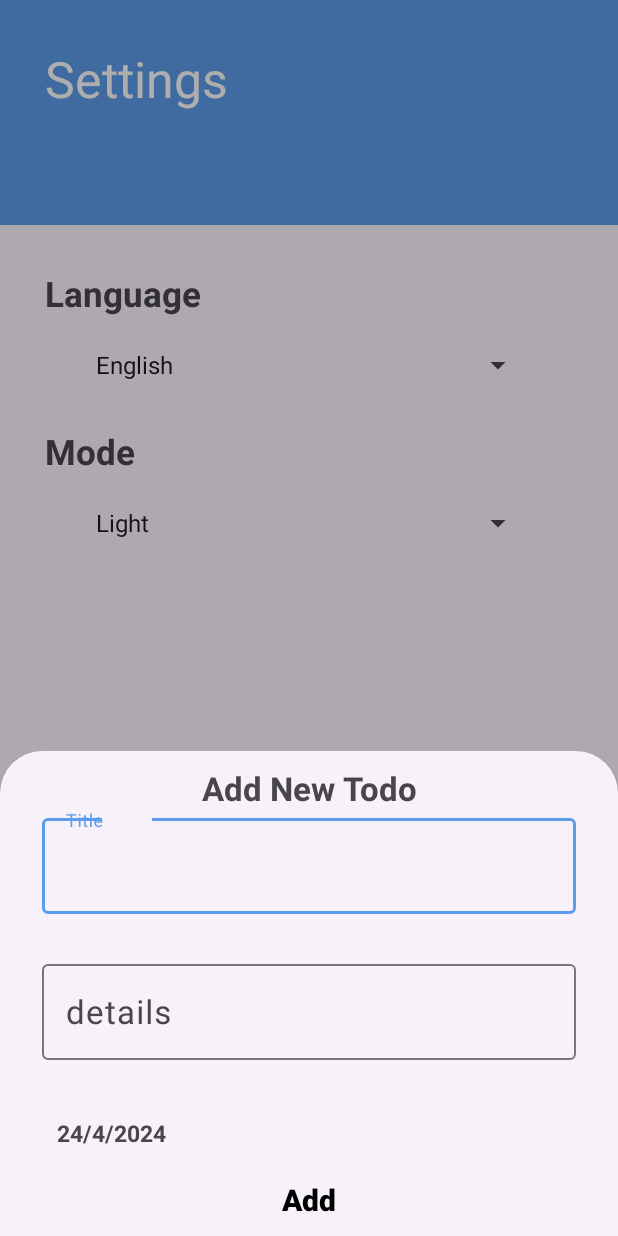
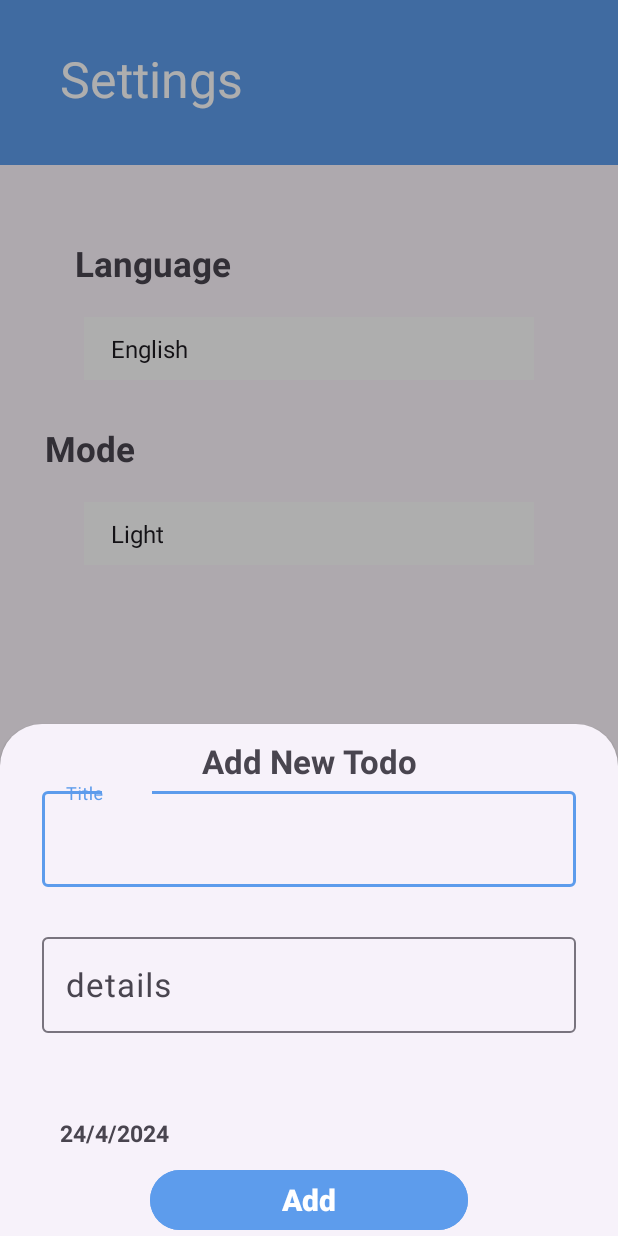
Before and after one commit to HendSayed25/ToDo_App, an Android app: the fragment AddToDoButtonSheet placed in its activity, item 2 of the bottom bar chosen, on a phone screen of 412 x 824 dp. Run offline under Robolectric (Android 15) with nearby library versions, the phone set to English and light mode, and no system bars; our stand-ins replace Room's generated code; libraries missing offline, so code that uses them is left out: com.prolificinteractive.materialcalendarview, com.zerobranch.layout; 3 statements that could not run were skipped.

Commit message:
1-Add some Styles...

```diff
--- a/app/src/main/AndroidManifest.xml
+++ b/app/src/main/AndroidManifest.xml
@@ -10,7 +10,7 @@
         android:label="@string/app_name"
         android:roundIcon="@mipmap/ic_launcher_round"
         android:supportsRtl="true"
-        android:theme="@style/Theme.ToDo_App"
+        android:theme="@style/Base.Theme.ToDo_App"
         tools:targetApi="31">
 
         <activity
@@ -24,7 +24,6 @@
             android:exported="true">
             <intent-filter>
                 <action android:name="android.intent.action.MAIN" />
-
                 <category android:name="android.intent.category.LAUNCHER" />
             </intent-filter>
         </activity>
@@ -32,6 +31,4 @@
 
     </application>
 
-
-
 </manifest>
--- a/app/src/main/java/com/example/todoapp/HomeActivity.kt
+++ b/app/src/main/java/com/example/todoapp/HomeActivity.kt
@@ -23,6 +23,7 @@ class HomeActivity : AppCompatActivity() {
     private lateinit var addButton:FloatingActionButton
     var todoListFragment=ListFragment()
     var todoSettingFragment=SettingFragment()
+
 
 
     override fun onCreate(savedInstanceState: Bundle?) {
--- a/app/src/main/java/com/example/todoapp/splash_screen.kt
+++ b/app/src/main/java/com/example/todoapp/splash_screen.kt
@@ -6,7 +6,8 @@ import android.os.Handler
 import android.os.Looper
 import androidx.appcompat.app.AppCompatActivity
 
-class splash_screen:AppCompatActivity() {
+
+class splash_screen: AppCompatActivity() {
     override fun onCreate(savedInstanceState: Bundle?) {
         super.onCreate(savedInstanceState)
         setContentView(R.layout.splash_screen)
--- a/app/src/main/res/drawable/ic_add_task_foreground.xml
+++ b/app/src/main/res/drawable/ic_add_task_foreground.xml
@@ -1,13 +1,13 @@
 <vector xmlns:android="http://schemas.android.com/apk/res/android"
     android:width="110dp"
     android:height="105dp"
-    android:viewportWidth="23"
-    android:viewportHeight="23"
+    android:viewportWidth="25"
+    android:viewportHeight="25"
     android:tint="#000000">
-  <group android:scaleX="0.58"
-      android:scaleY="0.58"
-      android:translateX="5.04"
-      android:translateY="5.04">
+  <group android:scaleX="0.59"
+      android:scaleY="0.59"
+      android:translateX="5.05"
+      android:translateY="5.05">
     <path
         android:fillColor="@android:color/white"
         android:pathData="M13,7h-2v4L7,11v2h4v4h2v-4h4v-2h-4L13,7zM12,2C6.48,2 2,6.48 2,12s4.48,10 10,10 10,-4.48 10,-10S17.52,2 12,2zM12,20c-4.41,0 -8,-3.59 -8,-8s3.59,-8 8,-8 8,3.59 8,8 -3.59,8 -8,8z"/>
--- a/app/src/main/res/layout/add_todo.xml
+++ b/app/src/main/res/layout/add_todo.xml
@@ -3,7 +3,8 @@
     xmlns:android="http://schemas.android.com/apk/res/android"
     android:layout_width="match_parent"
     android:layout_height="match_parent"
-    xmlns:app="http://schemas.android.com/apk/res-auto">
+    xmlns:app="http://schemas.android.com/apk/res-auto"
+    >
 
 
     <TextView
@@ -67,10 +68,10 @@
         app:layout_constraintTop_toBottomOf="@id/details_layout"
         app:layout_constraintStart_toStartOf="parent"
         app:layout_constraintEnd_toEndOf="parent"
-        android:layout_marginTop="10dp"
+        android:layout_margin="28dp"
         android:text="@string/choosedate"
         android:textSize="15dp"
-        android:paddingLeft="38dp"
+        android:paddingLeft="12dp"
         android:textStyle="bold"
         />
 
@@ -81,11 +82,15 @@
         app:layout_constraintStart_toStartOf="parent"
         app:layout_constraintEnd_toEndOf="parent"
         app:layout_constraintTop_toBottomOf="@id/ChooseDate"
-        android:layout_margin="10dp"
+        android:layout_marginLeft="100dp"
+        android:layout_marginRight="100dp"
+        android:layout_marginTop="10dp"
         android:text="@string/add"
         android:textSize="20dp"
         android:textStyle="bold"
-        android:textColor="@color/black"
+        android:textAlignment="center"
+        style="@style/BUTTON"
+
 
 
         />
--- a/app/src/main/res/layout/fragment_list.xml
+++ b/app/src/main/res/layout/fragment_list.xml
@@ -36,6 +36,7 @@
         app:layout_constraintTop_toBottomOf="@id/calendarView"
         app:layout_constraintBottom_toBottomOf="parent"
         tools:listitem="@layout/task_item"
+        android:layout_marginTop="3dp"
         />
 
 
--- a/app/src/main/res/layout/fragment_setting.xml
+++ b/app/src/main/res/layout/fragment_setting.xml
@@ -7,7 +7,7 @@
     <ImageView
         android:id="@+id/backgroundOf_setting"
         android:layout_width="match_parent"
-        android:layout_height="150dp"
+        android:layout_height="110dp"
         app:layout_constraintStart_toStartOf="parent"
         app:layout_constraintEnd_toEndOf="parent"
         app:layout_constraintTop_toTopOf="parent"
@@ -23,7 +23,8 @@
         android:textSize="33dp"
         android:textColor="@color/white"
         android:layout_marginTop="30dp"
-        android:layout_marginLeft="30dp"
+        android:layout_marginLeft="40dp"
+        android:layout_marginRight="40dp"
 
         />
 
@@ -31,7 +32,7 @@
         android:id="@+id/language"
         android:layout_width="wrap_content"
         android:layout_height="wrap_content"
-        android:layout_margin="30dp"
+        android:layout_margin="50dp"
         android:text="@string/language"
         android:textSize="23dp"
         android:textStyle="bold"
@@ -45,6 +46,8 @@
         app:layout_constraintStart_toStartOf="parent"
         app:layout_constraintEnd_toEndOf="parent"
         android:layout_marginTop="20dp"
+        style="@style/SPINNER"
+        android:padding="10dp"
         />
 
     <TextView
@@ -66,6 +69,9 @@
         app:layout_constraintStart_toStartOf="parent"
         app:layout_constraintEnd_toEndOf="parent"
         android:layout_marginTop="20dp"
+        android:padding="10dp"
+        style="@style/SPINNER"
+
         />
 
 </androidx.constraintlayout.widget.ConstraintLayout>
--- a/app/src/main/res/layout/home_activity.xml
+++ b/app/src/main/res/layout/home_activity.xml
@@ -17,7 +17,7 @@
     <com.google.android.material.bottomnavigation.BottomNavigationView
         android:id="@+id/bottom_navigation"
         android:layout_width="match_parent"
-        android:layout_height="wrap_content"
+        android:layout_height="60dp"
         app:layout_constraintBottom_toBottomOf="parent"
         app:menu="@menu/home_navigation"/>
 
--- a/app/src/main/res/layout/task_item.xml
+++ b/app/src/main/res/layout/task_item.xml
@@ -42,7 +42,10 @@
         xmlns:tools="http://schemas.android.com/tools"
         app:contentPadding="8dp"
         app:cardCornerRadius="8dp"
-        android:elevation="8dp">
+        android:elevation="8dp"
+        style="@style/Base.CardView"
+        android:layout_marginTop="2dp"
+        android:layout_marginBottom="2dp">
         <!--    elevation to appear shadow for card, cornerRadius for border of card-->
 
 
--- a/app/src/main/res/values-night/themes.xml
+++ b/app/src/main/res/values-night/themes.xml
@@ -2,7 +2,6 @@
     <!-- Base application theme. -->
     <style name="Base.Theme.ToDo_App" parent="Theme.Material3.DayNight.NoActionBar">
         <!-- Customize your light theme here. -->
-
         <!-- Primary color-->
         <item name="colorPrimary">@color/blue</item>
         <item name="colorPrimaryVariant">@color/blue_dark</item>
@@ -16,6 +15,41 @@
     </style>
 
 
+    <!--night mood -->
+    <style name="CalenderColor">
+        <item name="android:focusedMonthDateColor">@color/blue_dark</item>
+    </style>
+
+    <style name="MAIN_SCREEN">
+        <item name="android:background">#1A1919</item>
+    </style>
+
+    <style name="ADD_SCREEN">
+        <item name="android:background">@color/black</item>
+    </style>
+
+    <style name="TEXT">
+        <item name="android:textColor">@color/black</item>
+    </style>
+
+    <style name="TEXTVIEW_BACKGROUND">
+        <item name="android:background">@color/blue</item>
+        <item name="android:textColor">@color/white</item>
+    </style>
+
+    <style name="BUTTON">
+        <item name="android:backgroundTint">@color/blue</item>
+        <item name="android:textColor">@color/white</item>
+    </style>
+
+    <style name="FLOATINGBUTTON">
+        <item name="android:background">@color/blue</item>
+        <item name="tint">@color/black</item>
+    </style>
+    <style name="SPINNER">
+        <item name="android:background">@color/white</item>
+        <item name="android:textColor">@color/black</item>
+    </style>
 
 
     <style name="Theme.ToDo_App" parent="Base.Theme.ToDo_App" />
--- a/app/src/main/res/values/colors.xml
+++ b/app/src/main/res/values/colors.xml
@@ -1,10 +1,14 @@
 <?xml version="1.0" encoding="utf-8"?>
 <resources>
-    <color name="black">#FF000000</color>
+    <color name="black">#302C2C</color>
     <color name="white">#FFFFFFFF</color>
     <color name="blue">#5D9CEC</color>
     <color name="blue_dark">#255695</color>
     <color name="green">#61E757</color>
     <color name="back_ground_of_card">#E1CECE</color>
+    <color name="Light_blue">#749BCD</color>
+    <color name="home">#ECDDDD</color>
+
+
 
 </resources>
--- a/app/src/main/res/values/themes.xml
+++ b/app/src/main/res/values/themes.xml
@@ -2,7 +2,6 @@
     <!-- Base application theme. -->
     <style name="Base.Theme.ToDo_App" parent="Theme.Material3.DayNight.NoActionBar">
         <!-- Customize your light theme here. -->
-
         <!-- Primary color-->
         <item name="colorPrimary">@color/blue</item>
         <item name="colorPrimaryVariant">@color/blue_dark</item>
@@ -16,7 +15,40 @@
     </style>
 
 
+    <!--light mood -->
+    <style name="CalenderColor">
+        <item name="android:focusedMonthDateColor">@color/blue</item>
+    </style>
+
+    <style name="MAIN_SCREEN">
+        <item name="android:background">@color/back_ground_of_card</item>
+    </style>
+    <style name="ADD_SCREEN">
+        <item name="android:background">@color/white</item>
+    </style>
 
 
-    <style name="Theme.ToDo_App" parent="Base.Theme.ToDo_App" />
+    <style name="TEXT">
+        <item name="android:textColor">@color/white</item>
+    </style>
+
+    <style name="TEXTVIEW_BACKGROUND">
+        <item name="android:background">@color/blue</item>
+        <item name="android:textColor">@color/white</item>
+    </style>
+
+    <style name="BUTTON">
+        <item name="android:backgroundTint">@color/blue</item>
+        <item name="android:textColor">@color/white</item>
+    </style>
+
+    <style name="FLOATINGBUTTON">
+        <item name="android:background">@color/blue</item>
+        <item name="tint">@color/white</item>
+    </style>
+
+    <style name="SPINNER">
+        <item name="android:background">@color/white</item>
+        <item name="android:textColor">@color/black</item>
+    </style>
 </resources>
```
Also changed, not shown: app/src/main/res/layout/activity_update_todo.xml (+10 -5 lines).
